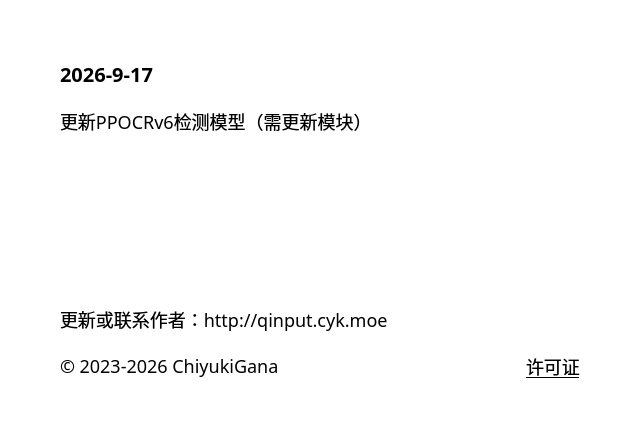
First picture: the form in source/ui/AboutUi.ui, repository ChiyukiGana/Quickinput, before the edit.
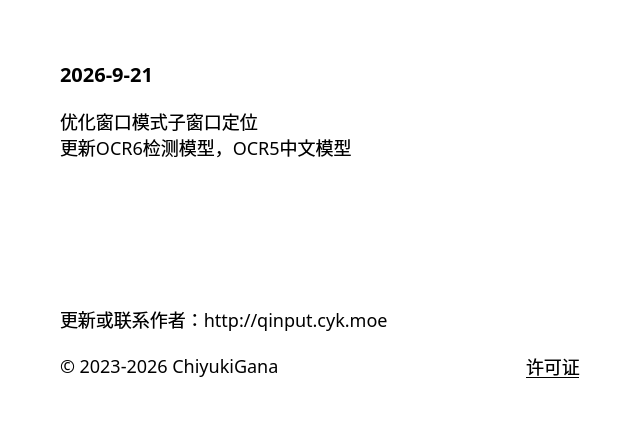
Second picture: the form after the edit.

The edit to the form file:
```diff
--- a/source/ui/AboutUi.ui
+++ b/source/ui/AboutUi.ui
@@ -63,7 +63,7 @@
       <string notr="true">font-size:20px</string>
      </property>
      <property name="text">
-      <string>2026-9-17</string>
+      <string>2026-9-21</string>
      </property>
      <property name="textFormat">
       <enum>Qt::TextFormat::PlainText</enum>
@@ -79,7 +79,8 @@
       </sizepolicy>
      </property>
      <property name="text">
-      <string>更新PPOCRv6检测模型（需更新模块）</string>
+      <string>优化窗口模式子窗口定位
+更新OCR6检测模型，OCR5中文模型</string>
      </property>
      <property name="textFormat">
       <enum>Qt::TextFormat::PlainText</enum>
```
